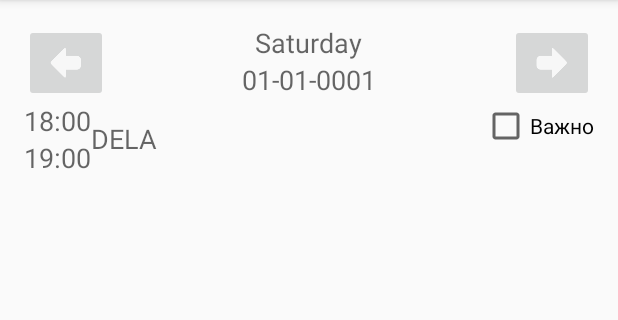
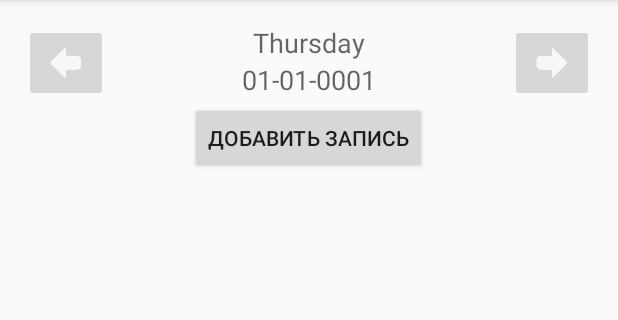
Before and after one commit to Croolis/Timetable, an Android app: the DayActivity screen opened directly, with no data from a screen before it, after a tap on "next day", on a phone screen of 412 x 824 dp, the part 84-404 px from its top. Run offline under Robolectric (Android 15) with nearby library versions, the phone set to English and light mode, and no system bars; libraries missing offline, so code that uses them is left out: io.realm; 3 statements that could not run were skipped.

Commit message:
First working version with basic functionality

```diff
--- a/app/src/main/java/givorenon/timetable/DataBase.java
+++ b/app/src/main/java/givorenon/timetable/DataBase.java
@@ -1,6 +1,7 @@
 package givorenon.timetable;
 
 import android.content.Context;
+import android.util.Log;
 
 import java.util.ArrayList;
 
@@ -20,16 +21,16 @@ public class DataBase {
         return instance;
     }
 
-    public ArrayList<Ticket> getDailyTickets(Context context) {
-        /* Realm realm = Realm.getInstance(context);
-        RealmResults<Ticket> ticketQueryResult = realm.where(Ticket.class).findAll();
+    public ArrayList<Ticket> getDailyTickets(Context context, String currentDate) {
+        Realm realm = Realm.getInstance(context);
+        RealmResults<Ticket> ticketQueryResult = realm.where(Ticket.class)
+                                                      .equalTo("startDate", currentDate)
+                                                      .findAll();
         ArrayList<Ticket> ticketList = new ArrayList<>();
         for (Ticket food : ticketQueryResult) {
             ticketList.add(food);
-        }*/
-        ArrayList<Ticket> ticketList = new ArrayList<>();
-        Ticket ticket = new Ticket("07-02-2016", "07-02-2016", "18:00", "19:00", "DELA", false);
-        ticketList.add(ticket);
+        }
+
         return ticketList;
     }
 }
--- a/app/src/main/java/givorenon/timetable/DayActivity.java
+++ b/app/src/main/java/givorenon/timetable/DayActivity.java
@@ -1,5 +1,7 @@
 package givorenon.timetable;
 
+import android.app.DialogFragment;
+import android.app.FragmentTransaction;
 import android.content.Intent;
 import android.support.v7.app.AppCompatActivity;
 import android.os.Bundle;
@@ -11,11 +13,32 @@ import java.text.SimpleDateFormat;
 import java.util.ArrayList;
 import java.util.Calendar;
 
-public class DayActivity extends AppCompatActivity {
+public class DayActivity extends AppCompatActivity
+        implements AddTicketDialogFragment.DialogListener{
+
+    @Override
+    public void onDialogPositiveClick(DialogFragment dialog) {
+        refreshActivity();
+    }
 
     Calendar calendar;
     DataBase dataBase;
     ArrayList<Ticket> dailyTickets;
+
+    private void refreshActivity() {
+        SimpleDateFormat dateFormat = new SimpleDateFormat("dd-MM-yyyy");
+        SimpleDateFormat dayFormat = new SimpleDateFormat("EEEE");
+
+        String dateString = dateFormat.format(calendar.getTime());
+        String dayString = dayFormat.format(calendar.getTime());
+
+        ((TextView) findViewById(R.id.date)).setText(dateString);
+        ((TextView) findViewById(R.id.dayOfWeek)).setText(dayString);
+
+        dataBase = DataBase.getInstance();
+        dailyTickets = dataBase.getDailyTickets(getApplicationContext(), dateString);
+        ((ListView) findViewById(R.id.dailyTickets)).setAdapter(new MyAdapter(this, dailyTickets));
+    }
 
     @Override
     protected void onCreate(Bundle savedInstanceState) {
@@ -29,36 +52,30 @@ public class DayActivity extends AppCompatActivity {
 
         calendar = Calendar.getInstance();
         calendar.set(year, month, day);
+    }
 
-        SimpleDateFormat dateFormat = new SimpleDateFormat("dd-MM-yyyy");
-        SimpleDateFormat dayFormat = new SimpleDateFormat("EEEE");
+    @Override
+    protected void onStart() {
+        super.onStart();
 
-        String dateString = dateFormat.format(calendar.getTime());
-        String dayString = dayFormat.format(calendar.getTime());
+        refreshActivity();
+    }
 
-        ((TextView) findViewById(R.id.date)).setText(dateString);
-        ((TextView) findViewById(R.id.dayOfWeek)).setText(dayString);
-
-        dataBase = DataBase.getInstance();
-        dailyTickets = dataBase.getDailyTickets(getApplicationContext());
-        ((ListView) findViewById(R.id.dailyTickets)).setAdapter(new MyAdapter(this, dailyTickets));
+    public void addTicket(View view) {
+        AddTicketDialogFragment fragment = new AddTicketDialogFragment();
+        FragmentTransaction ft = getFragmentManager().beginTransaction();
+        fragment.show(ft, "dialog");
     }
 
     public void nextDay(View view) {
         calendar.add(Calendar.DATE, 1);
-        Intent intent = new Intent(DayActivity.this, DayActivity.class);
-        intent.putExtra("year", calendar.get(Calendar.YEAR));
-        intent.putExtra("month", calendar.get(Calendar.MONTH));
-        intent.putExtra("day", calendar.get(Calendar.DAY_OF_MONTH));
-        startActivity(intent);
+
+        refreshActivity();
     }
 
     public void prevDay(View view) {
         calendar.add(Calendar.DATE, -1);
-        Intent intent = new Intent(DayActivity.this, DayActivity.class);
-        intent.putExtra("year", calendar.get(Calendar.YEAR));
-        intent.putExtra("month", calendar.get(Calendar.MONTH));
-        intent.putExtra("day", calendar.get(Calendar.DAY_OF_MONTH));
-        startActivity(intent);
+
+        refreshActivity(                                                                                                        );
     }
 }
--- a/app/src/main/java/givorenon/timetable/Ticket.java
+++ b/app/src/main/java/givorenon/timetable/Ticket.java
@@ -5,7 +5,7 @@ import io.realm.annotations.PrimaryKey;
 
 public class Ticket extends RealmObject {
     @PrimaryKey
-    private long id;
+    private String id;
     private String startDate;
     private String finishDate;
     private String startTime;
@@ -13,17 +13,18 @@ public class Ticket extends RealmObject {
     private String text;
     private Boolean starred;
 
-    private static long lastId = 0;
+    public Ticket() {
 
-    Ticket(String _startDate, String _finishDate, String _startTime, String _finishTime, String _text, Boolean _starred) {
-        Ticket.lastId += 1;
-        id = Ticket.lastId;
+    }
+
+    public Ticket(String _startDate, String _finishDate, String _startTime, String _finishTime, String _text, Boolean _starred) {
         startDate = _startDate;
         finishDate = _finishDate;
         startTime = _startTime;
         finishTime = _finishTime;
         text = _text;
         starred = _starred;
+        id = startDate + startTime + finishDate + finishTime + text;
     }
 
     public String getStartDate() {
@@ -73,4 +74,12 @@ public class Ticket extends RealmObject {
     public void setStarred(Boolean starred) {
         this.starred = starred;
     }
+
+    public String getId() {
+        return id;
+    }
+
+    public void setId(String id) {
+        this.id = id;
+    }
 }
--- a/app/src/main/res/layout/activity_day.xml
+++ b/app/src/main/res/layout/activity_day.xml
@@ -51,6 +51,18 @@
         android:layout_width="wrap_content"
         android:layout_height="wrap_content"
         android:id="@+id/dailyTickets"
-        android:layout_below="@+id/prevButton"
-        android:layout_centerHorizontal="true" />
+        android:layout_below="@+id/addTicket"
+        android:layout_alignParentLeft="true"
+        android:layout_alignParentStart="true" />
+
+    <Button
+        android:layout_width="wrap_content"
+        android:layout_height="wrap_content"
+        android:text="Добавить запись"
+        android:id="@+id/addTicket"
+        android:layout_below="@+id/nextButton"
+        android:layout_centerHorizontal="true"
+        android:onClick="addTicket"
+        android:nestedScrollingEnabled="false" />
+
 </RelativeLayout>
```
Also changed, not shown: app/src/main/java/givorenon/timetable/AddTicketDialogFragment.java (added, +85 -0 lines), app/src/main/res/layout/add_ticket_fragment.xml (added, +59 -0 lines).
